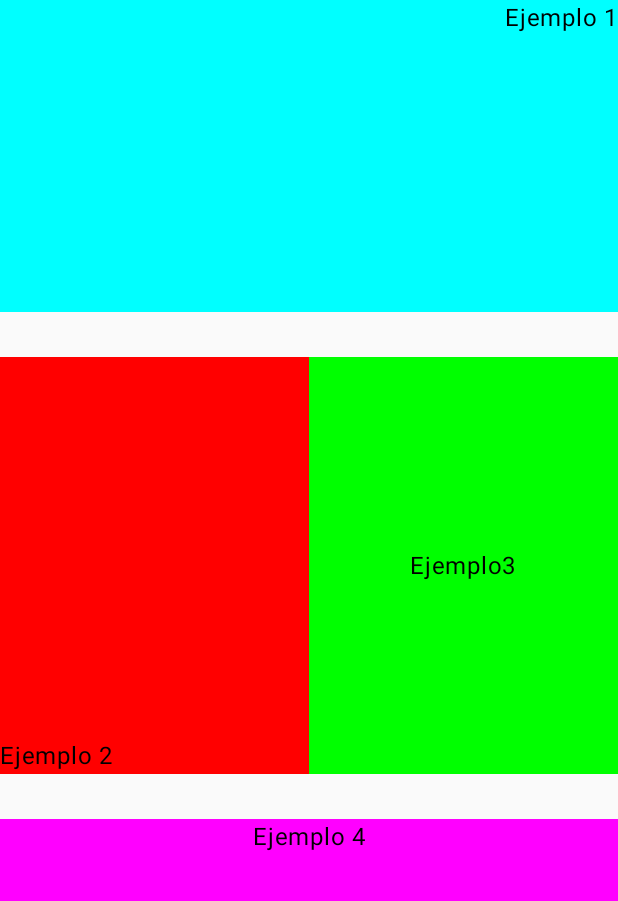
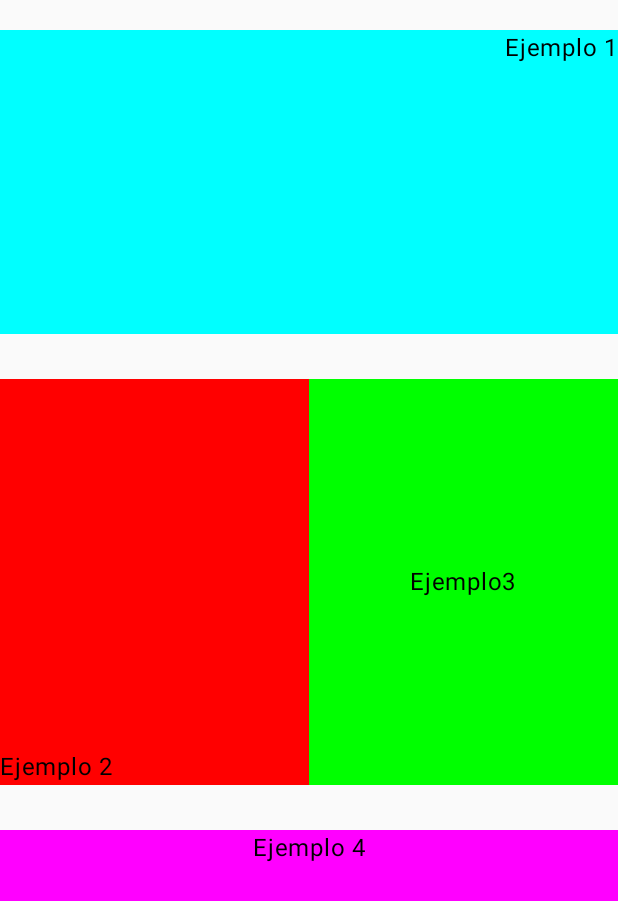
Before and after one commit to AVegMor/Layout2, an Android app built with Jetpack Compose: the screen it shows after launch (MainActivity), on a phone screen of 412 x 824 dp. Shown: the top 901 px of the screen. Run offline under Robolectric (Android 15) with nearby library versions, the phone set to English and light mode, and no system bars.

Commit message:
Add padding

```diff
--- a/app/src/main/java/com/example/layout2/MainActivity.kt
+++ b/app/src/main/java/com/example/layout2/MainActivity.kt
@@ -13,6 +13,7 @@ import androidx.compose.foundation.layout.fillMaxHeight
 import androidx.compose.foundation.layout.fillMaxSize
 import androidx.compose.foundation.layout.fillMaxWidth
 import androidx.compose.foundation.layout.height
+import androidx.compose.foundation.layout.padding
 import androidx.compose.material3.Text
 import androidx.compose.runtime.Composable
 import androidx.compose.ui.Alignment
@@ -38,7 +39,7 @@ class MainActivity : ComponentActivity() {
 fun MyLayout() {
     Column(
         Modifier
-            .fillMaxSize()
+            .fillMaxSize().padding(top = 20.dp)
     ) {
         Box(
             Modifier
@@ -83,7 +84,6 @@ fun MyLayout() {
             Text("Ejemplo 4")
         }
     }
-
 }
 @Composable
 fun MySpacer(height:Int){
```
